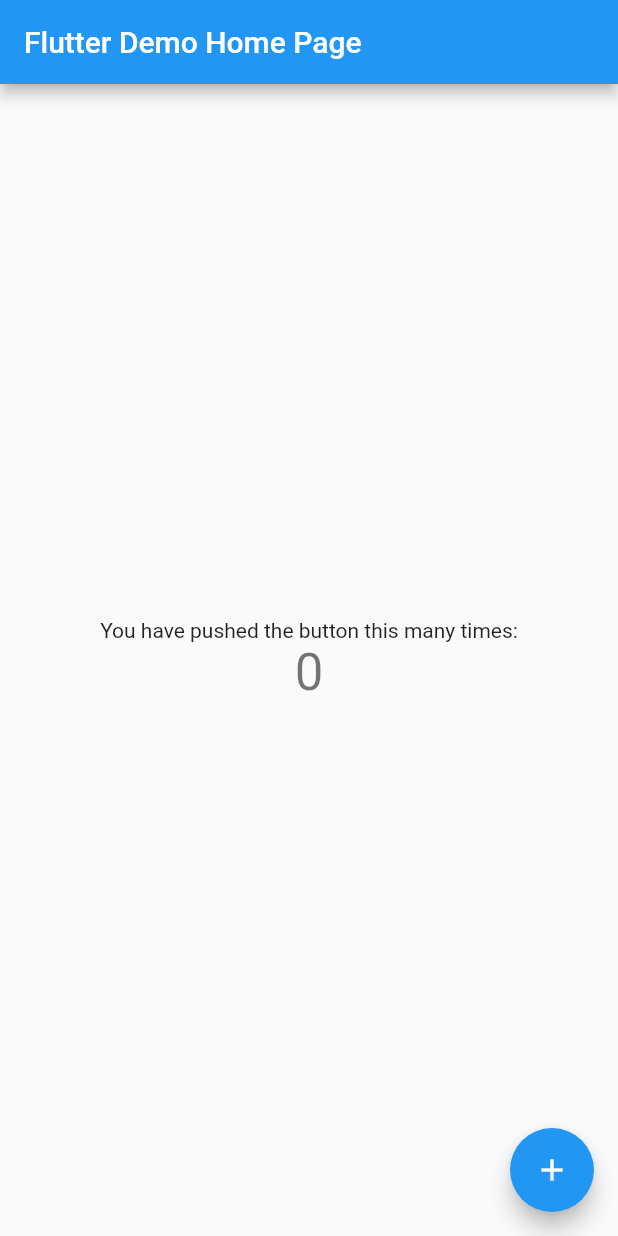
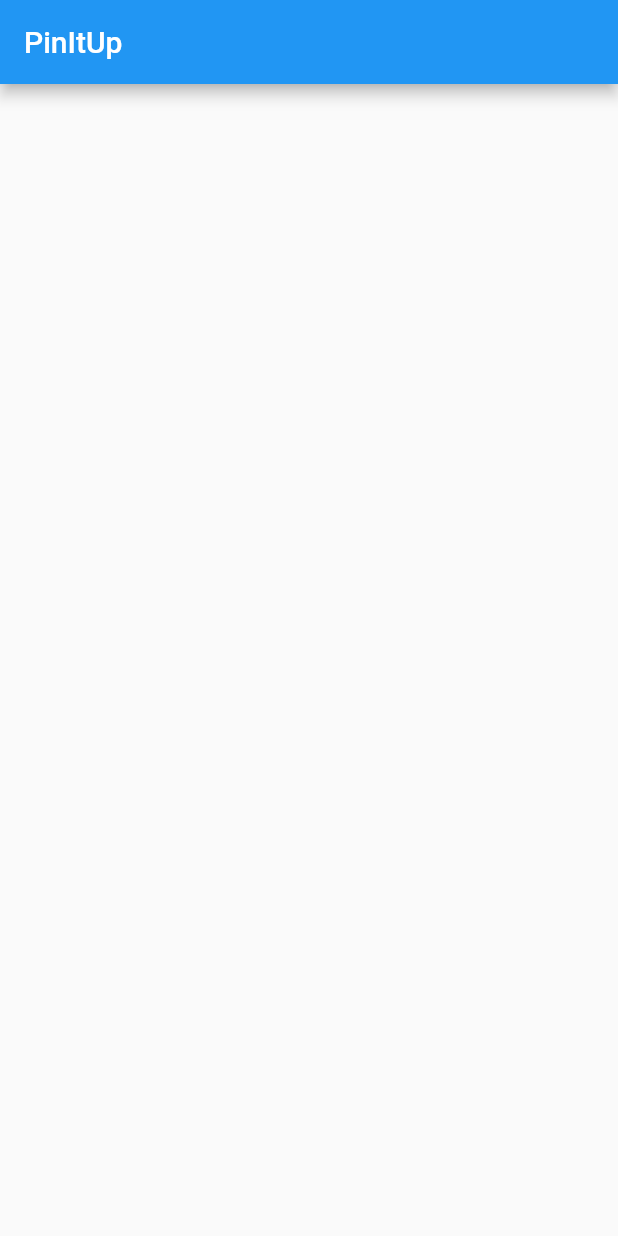
Before and after one commit to joshibhaumik/PinItUp, a Flutter app: the screen it shows after launch, on a phone screen of 412 x 824 dp. Run offline on Flutter 3.47's test engine with Material 2 defaults, Android fonts, the light colour scheme and no system bars; statements that could not run were skipped.

Commit message:
created pinitup class

```diff
--- a/lib/main.dart
+++ b/lib/main.dart
@@ -1,117 +1,24 @@
 import 'package:flutter/material.dart';
 
 void main() {
-  runApp(MyApp());
+  runApp(PinItUp());
 }
 
-class MyApp extends StatelessWidget {
-  // This widget is the root of your application.
+class PinItUp extends StatelessWidget {
   @override
   Widget build(BuildContext context) {
     return MaterialApp(
       title: 'Flutter Demo',
       theme: ThemeData(
-        // This is the theme of your application.
-        //
-        // Try running your application with "flutter run". You'll see the
-        // application has a blue toolbar. Then, without quitting the app, try
-        // changing the primarySwatch below to Colors.green and then invoke
-        // "hot reload" (press "r" in the console where you ran "flutter run",
-        // or simply save your changes to "hot reload" in a Flutter IDE).
-        // Notice that the counter didn't reset back to zero; the application
-        // is not restarted.
         primarySwatch: Colors.blue,
-        // This makes the visual density adapt to the platform that you run
-        // the app on. For desktop platforms, the controls will be smaller and
-        // closer together (more dense) than on mobile platforms.
         visualDensity: VisualDensity.adaptivePlatformDensity,
       ),
-      home: MyHomePage(title: 'Flutter Demo Home Page'),
+      home: Scaffold(
+        backgroundColor: Color.bluegrey,
+        appBar: AppBar(
+          title: Text('PinItUp'),
+        ),
+      )
     );
   }
 }
-
-class MyHomePage extends StatefulWidget {
-  MyHomePage({Key key, this.title}) : super(key: key);
-
-  // This widget is the home page of your application. It is stateful, meaning
-  // that it has a State object (defined below) that contains fields that affect
-  // how it looks.
-
-  // This class is the configuration for the state. It holds the values (in this
-  // case the title) provided by the parent (in this case the App widget) and
-  // used by the build method of the State. Fields in a Widget subclass are
-  // always marked "final".
-
-  final String title;
-
-  @override
-  _MyHomePageState createState() => _MyHomePageState();
-}
-
-class _MyHomePageState extends State<MyHomePage> {
-  int _counter = 0;
-
-  void _incrementCounter() {
-    setState(() {
-      // This call to setState tells the Flutter framework that something has
-      // changed in this State, which causes it to rerun the build method below
-      // so that the display can reflect the updated values. If we changed
-      // _counter without calling setState(), then the build method would not be
-      // called again, and so nothing would appear to happen.
-      _counter++;
-    });
-  }
-
-  @override
-  Widget build(BuildContext context) {
-    // This method is rerun every time setState is called, for instance as done
-    // by the _incrementCounter method above.
-    //
-    // The Flutter framework has been optimized to make rerunning build methods
-    // fast, so that you can just rebuild anything that needs updating rather
-    // than having to individually change instances of widgets.
-    return Scaffold(
-      appBar: AppBar(
-        // Here we take the value from the MyHomePage object that was created by
-        // the App.build method, and use it to set our appbar title.
-        title: Text(widget.title),
-      ),
-      body: Center(
-        // Center is a layout widget. It takes a single child and positions it
-        // in the middle of the parent.
-        child: Column(
-          // Column is also a layout widget. It takes a list of children and
-          // arranges them vertically. By default, it sizes itself to fit its
-          // children horizontally, and tries to be as tall as its parent.
-          //
-          // Invoke "debug painting" (press "p" in the console, choose the
-          // "Toggle Debug Paint" action from the Flutter Inspector in Android
-          // Studio, or the "Toggle Debug Paint" command in Visual Studio Code)
-          // to see the wireframe for each widget.
-          //
-          // Column has various properties to control how it sizes itself and
-          // how it positions its children. Here we use mainAxisAlignment to
-          // center the children vertically; the main axis here is the vertical
-          // axis because Columns are vertical (the cross axis would be
-          // horizontal).
-          mainAxisAlignment: MainAxisAlignment.center,
-          children: <Widget>[
-            Text(
-              'You have pushed the button this many times:',
-            ),
-            Text(
-              '$_counter',
-              style: Theme.of(context).textTheme.headline4,
-            ),
-          ],
-        ),
-      ),
-      floatingActionButton: FloatingActionButton(
-        onPressed: _incrementCounter,
-        tooltip: 'Increment',
-        child: Icon(Icons.add),
-      ), // This trailing comma makes auto-formatting nicer for build methods.
-    );
-  }
-}
```
Also changed, not shown: 2 other files.
